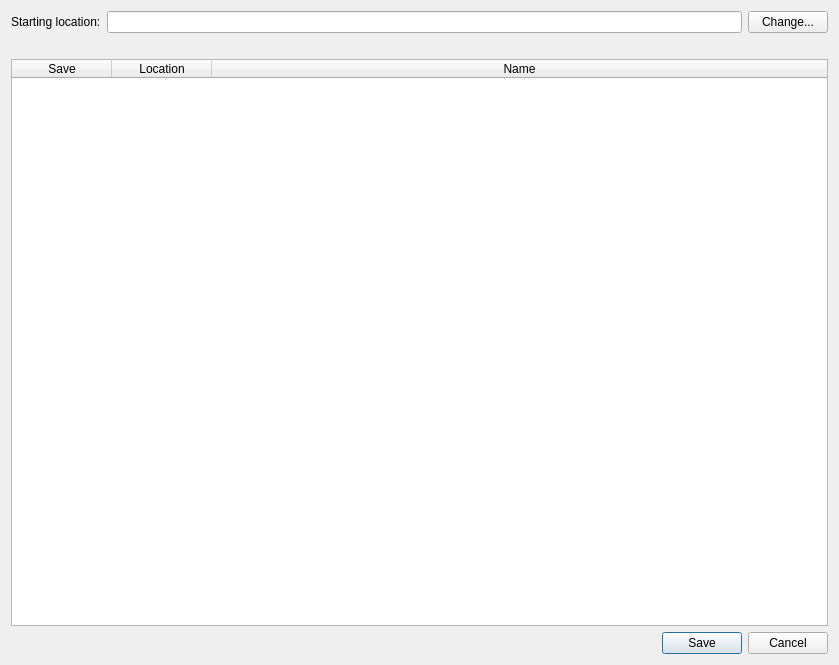
This is src/searchgamedialog.ui in moebiusproject/moebiustoolkit as Qt 5 draws it before an edit. The edited form follows.
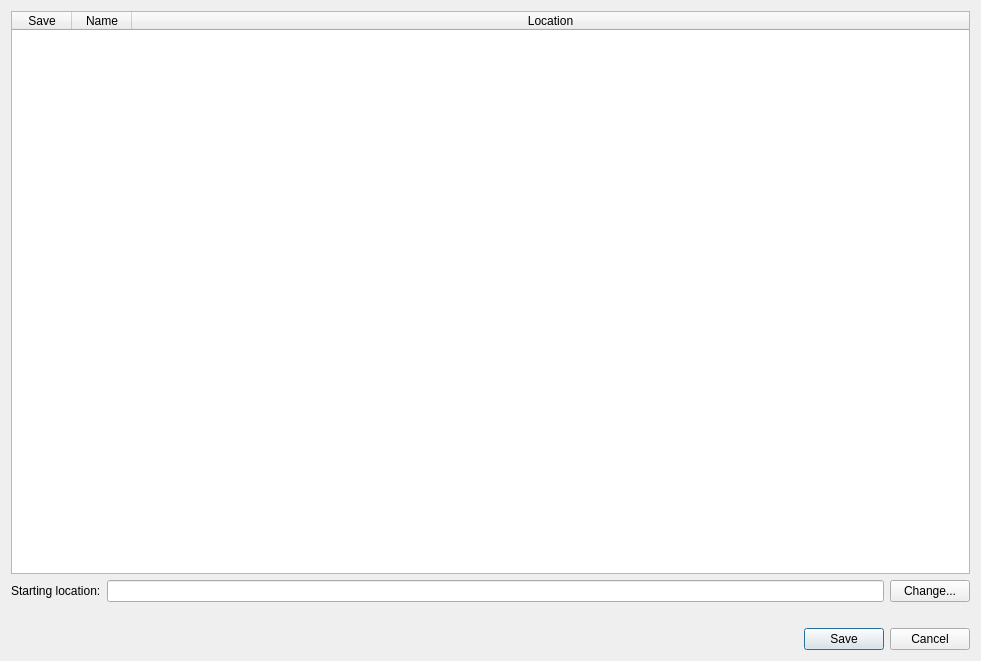
This is the edited form. Icons and pictures are not drawn.

Commit message:
Complete the "search game" functionality
Aside from maybe stopping a search, for when the search started in a too
broad directory, this should be good enough for a good while.

```diff
--- a/src/searchgamedialog.ui
+++ b/src/searchgamedialog.ui
@@ -6,56 +6,22 @@
    <rect>
     <x>0</x>
     <y>0</y>
-    <width>839</width>
-    <height>665</height>
+    <width>981</width>
+    <height>661</height>
    </rect>
   </property>
   <property name="windowTitle">
    <string>Search Games</string>
   </property>
   <layout class="QGridLayout" name="gridLayout">
-   <item row="0" column="1">
-    <widget class="QLineEdit" name="startLocation"/>
-   </item>
-   <item row="0" column="0">
+   <item row="2" column="0">
     <widget class="QLabel" name="startLocationLabel">
      <property name="text">
       <string>Starting location:</string>
      </property>
     </widget>
    </item>
-   <item row="2" column="0" colspan="3">
-    <widget class="QTableWidget" name="results">
-     <property name="selectionBehavior">
-      <enum>QAbstractItemView::SelectRows</enum>
-     </property>
-     <attribute name="horizontalHeaderMinimumSectionSize">
-      <number>25</number>
-     </attribute>
-     <attribute name="horizontalHeaderStretchLastSection">
-      <bool>true</bool>
-     </attribute>
-     <attribute name="verticalHeaderVisible">
-      <bool>false</bool>
-     </attribute>
-     <column>
-      <property name="text">
-       <string>Save</string>
-      </property>
-     </column>
-     <column>
-      <property name="text">
-       <string>Location</string>
-      </property>
-     </column>
-     <column>
-      <property name="text">
-       <string>Name</string>
-      </property>
-     </column>
-    </widget>
-   </item>
-   <item row="0" column="2">
+   <item row="2" column="2">
     <widget class="QPushButton" name="change">
      <property name="text">
       <string>Change...</string>
@@ -66,7 +32,7 @@
      </property>
     </widget>
    </item>
-   <item row="3" column="0" colspan="3">
+   <item row="4" column="0" colspan="3">
     <widget class="QDialogButtonBox" name="buttonBox">
      <property name="orientation">
       <enum>Qt::Horizontal</enum>
@@ -76,7 +42,47 @@
      </property>
     </widget>
    </item>
+   <item row="2" column="1">
+    <widget class="QLineEdit" name="startLocation"/>
+   </item>
    <item row="1" column="0" colspan="3">
+    <widget class="QTableWidget" name="results">
+     <property name="selectionBehavior">
+      <enum>QAbstractItemView::SelectRows</enum>
+     </property>
+     <attribute name="horizontalHeaderMinimumSectionSize">
+      <number>20</number>
+     </attribute>
+     <attribute name="horizontalHeaderDefaultSectionSize">
+      <number>60</number>
+     </attribute>
+     <attribute name="horizontalHeaderShowSortIndicator" stdset="0">
+      <bool>true</bool>
+     </attribute>
+     <attribute name="horizontalHeaderStretchLastSection">
+      <bool>true</bool>
+     </attribute>
+     <attribute name="verticalHeaderVisible">
+      <bool>false</bool>
+     </attribute>
+     <column>
+      <property name="text">
+       <string>Save</string>
+      </property>
+     </column>
+     <column>
+      <property name="text">
+       <string>Name</string>
+      </property>
+     </column>
+     <column>
+      <property name="text">
+       <string>Location</string>
+      </property>
+     </column>
+    </widget>
+   </item>
+   <item row="3" column="1">
     <widget class="QLabel" name="progressLabel">
      <property name="text">
       <string/>
```
Left out of the diff: 5 changed lines with no effect on the pictures. The commit also changes 2 other files.
